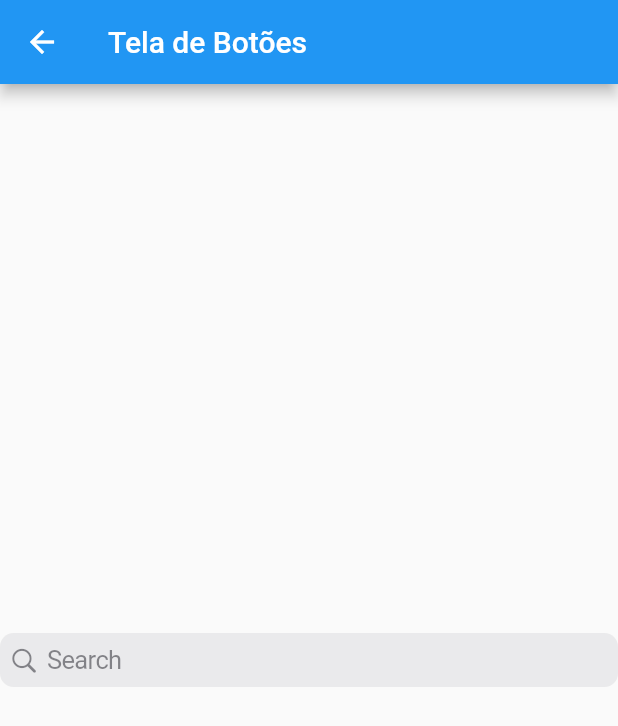
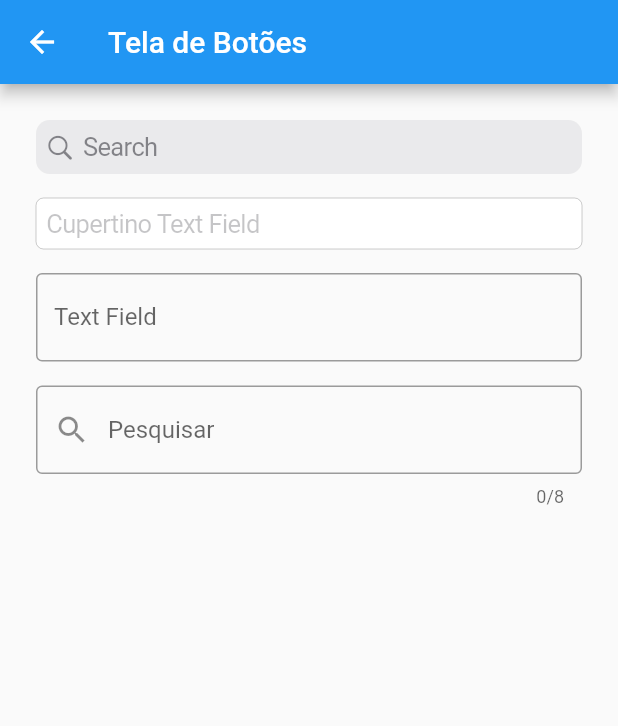
Before and after one commit to VTVinicius/playground_flutter, a Flutter app: the InputTextScreen screen opened directly, on a phone screen of 412 x 824 dp. Shown: the top 726 px of the screen. Run offline on Flutter 3.47's test engine with Material 2 defaults, Android fonts, the phone set to English and light mode, and no system bars; our stand-ins replace dio, flutter_bloc; missing offline and left inert: dio_http_cache.

Commit message:
Ajustes no App

```diff
--- /dev/null
+++ b/lib/presentation/feature_home/input_text/input_text_screen.dart
@@ -0,0 +1,54 @@
+import 'package:flutter/cupertino.dart';
+import 'package:flutter/material.dart';
+import 'package:flutter/services.dart';
+
+class InputTextScreen extends StatelessWidget {
+  const InputTextScreen({Key? key}) : super(key: key);
+
+  @override
+  Widget build(BuildContext context) {
+    return Scaffold(
+        appBar: AppBar(title: const Text('Tela de Botões')),
+        body: Container(
+            alignment: Alignment.topCenter,
+            child:
+                Container(margin: const EdgeInsets.all(24), child:
+                Column(mainAxisAlignment: MainAxisAlignment.start, children: [
+              CupertinoSearchTextField(
+                onChanged: (value) {
+                  print(value);
+                },
+              ),
+              const SizedBox(height: 16),
+              CupertinoTextField(
+                placeholder: "Cupertino Text Field",
+                onChanged: (value) {
+                  print(value);
+                },
+              ),
+              const SizedBox(height: 16),
+              const TextField(
+                decoration: InputDecoration(
+                    border: OutlineInputBorder(), labelText: 'Text Field'),
+              ),
+              const SizedBox(height: 16),
+
+
+                  TextField(
+                    decoration: const InputDecoration(
+                      hintText: 'Pesquisar',
+                      border: OutlineInputBorder(),
+                      prefixIcon: Icon(Icons.search),
+                    ),
+                    maxLength: 8,
+                    keyboardType: TextInputType.number,
+                    inputFormatters: [
+                      FilteringTextInputFormatter.allow(RegExp(r'\d+')),
+                    ],
+                    onSubmitted: (value) {
+                      print(value);
+                    },
+                  ),
+            ]))));
+  }
+}
--- a/lib/presentation/input_text_screen.dart
+++ /dev/null
@@ -1,24 +0,0 @@
-import 'package:flutter/cupertino.dart';
-import 'package:flutter/material.dart';
-
-class InputTextScreen extends StatelessWidget {
-  const InputTextScreen({Key? key}) : super(key: key);
-
-  @override
-  Widget build(BuildContext context) {
-    return Scaffold(
-        appBar: AppBar(title: const Text('Tela de Botões')),
-        body: Container(
-            alignment: Alignment.center,
-            child: Column(
-                mainAxisAlignment: MainAxisAlignment.center, children: [
-
-                  CupertinoSearchTextField(
-                    onChanged: (value) {
-                      print(value);
-                    },
-                  ),
-
-            ])));
-  }
-}
--- a/pubspec.yaml
+++ b/pubspec.yaml
@@ -39,6 +39,7 @@ dependencies:
   intl: ^0.18.0
   stream_transform: ^2.0.0
   flutter_web_frame: ^0.0.3
+  get_it: ^7.2.0
   flutter:
     sdk: flutter
 
```
Also changed, not shown: lib/di/datasource_injection.dart (added, +16 -0 lines), lib/di/service_injection.dart (added, +9 -0 lines), lib/main.dart (+4 -11 lines), lib/presentation/feature_home/options_screen.dart (renamed from lib/presentation/options_screen.dart, +3 -10 lines), lib/presentation/feture_address/address/address_screen.dart (renamed from lib/presentation/address/address_screen.dart, +10 -3 lines), lib/presentation/feture_address/address/address_view_model.dart (renamed from lib/presentation/address/address_view_model.dart, +17 -9 lines), lib/presentation/segundatela.dart (deleted, +0 -35 lines), lib/core/usecase.dart (line endings or trailing spaces), lib/presentation/feature_home/buttons/buttons_screen.dart (renamed from lib/presentation/buttons_screen.dart), pubspec.lock.
